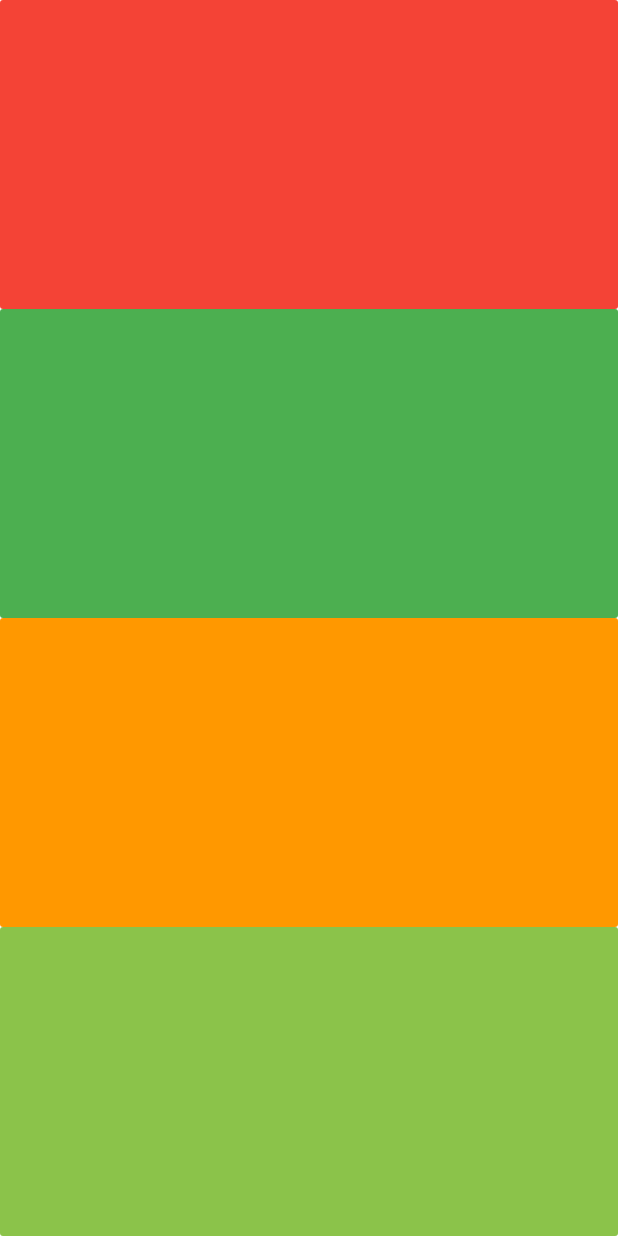
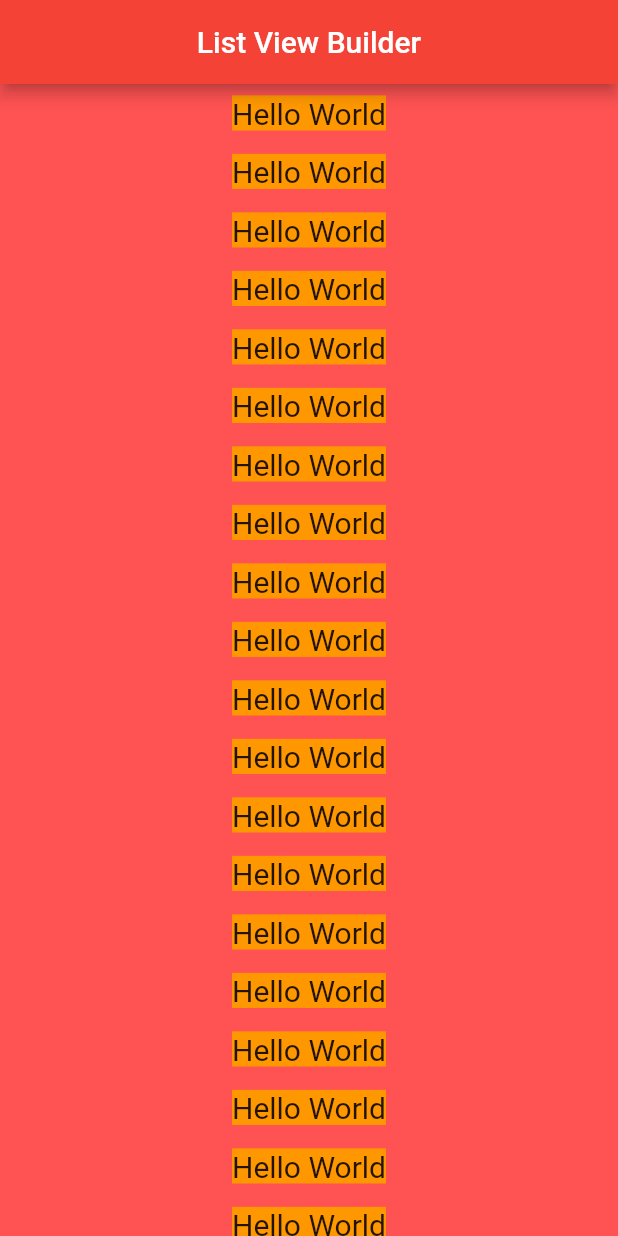
Before and after one commit to Asim-2000/flutter-xylophone, a Flutter app: the screen it shows after launch, on a phone screen of 412 x 824 dp. Run offline on Flutter 3.47's test engine with Material 2 defaults, Android fonts, the phone set to English and light mode, and no system bars; our stand-ins replace audioplayers.

Commit message:
📦 NEW: ListView Builder implemented

```diff
--- a/lib/main.dart
+++ b/lib/main.dart
@@ -1,5 +1,6 @@
 import 'package:flutter/material.dart';
-import 'package:xylophone_app/screens/MainScreen.dart';
+import 'package:xylophone_app/screens/ListViewScreen.dart';
+// import 'package:xylophone_app/screens/MainScreen.dart';
 
 void main() => runApp(MyApp());
 
@@ -9,7 +10,7 @@ class MyApp extends StatelessWidget {
   @override
   Widget build(BuildContext context) {
     return MaterialApp(
-      home: MainScreen(),
+      home: ListViewScreen(),
     );
   }
 }
--- /dev/null
+++ b/lib/screens/ListViewScreen.dart
@@ -0,0 +1,32 @@
+import 'package:flutter/material.dart';
+
+class ListViewScreen extends StatelessWidget {
+  const ListViewScreen({Key key}) : super(key: key);
+
+  @override
+  Widget build(BuildContext context) {
+    return Scaffold(
+      appBar: AppBar(
+        title: Text("List View Builder"),
+        centerTitle: true,
+        backgroundColor: Colors.red,
+      ),
+      backgroundColor: Colors.redAccent,
+      body: ListView.builder(
+          itemCount: 100,
+          itemBuilder: (context, index) {
+            return Padding(
+              padding: const EdgeInsets.all(8.0),
+              child: Text(
+                "Hello World",
+                textAlign: TextAlign.center,
+                style: TextStyle(
+                  fontSize: 20,
+                  backgroundColor: Colors.orange,
+                ),
+              ),
+            );
+          }),
+    );
+  }
+}
```
